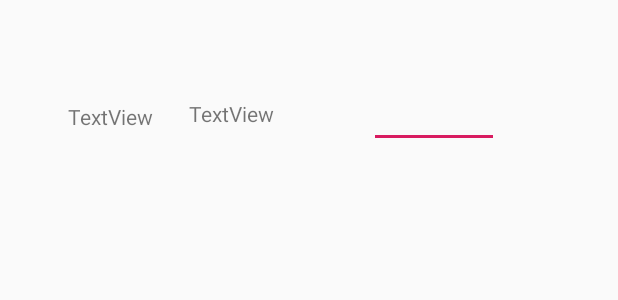
After one commit to UCsongi/PlanningPokerSQLite, an Android app: the layout adapter_rate_task.xml on its own in the app's theme, with its tools: preview values and no code run, on a phone screen of 412 x 824 dp. The commit adds this screen. Shown: the top 300 px of the screen. Run offline under Robolectric (Android 15) with nearby library versions, the phone set to English and light mode, and no system bars.

Commit message:
bunch of things again

```diff
--- a/app/src/main/java/com/example/ppa/Fragments/RateTasksFragment.java
+++ b/app/src/main/java/com/example/ppa/Fragments/RateTasksFragment.java
@@ -59,6 +59,7 @@ public class RateTasksFragment extends Fragment {
             RatedTask ratedTask = new RatedTask();
             ratedTask.task = task;
             ratedTask.rating = PPADatabase.getInstance(getContext()).ratingDAO().getAllByUserIdAndTaskId(userId, task.id).rating;
+            ratedTasks.add(ratedTask);
         }
     }
 
--- /dev/null
+++ b/app/src/main/res/layout/adapter_rate_task.xml
@@ -0,0 +1,37 @@
+<?xml version="1.0" encoding="utf-8"?>
+<RelativeLayout xmlns:android="http://schemas.android.com/apk/res/android"
+    android:layout_width="match_parent" android:layout_height="match_parent">
+
+    <TextView
+        android:id="@+id/descriptionView"
+        android:layout_width="wrap_content"
+        android:layout_height="wrap_content"
+        android:layout_alignParentTop="true"
+        android:layout_marginStart="24dp"
+        android:layout_marginTop="66dp"
+        android:layout_toEndOf="@+id/titleView"
+        android:text="TextView" />
+
+    <EditText
+        android:id="@+id/ratingText"
+        android:layout_width="81dp"
+        android:layout_height="wrap_content"
+        android:layout_alignParentTop="true"
+        android:layout_alignParentEnd="true"
+        android:layout_marginStart="63dp"
+        android:layout_marginTop="53dp"
+        android:layout_marginEnd="79dp"
+        android:layout_toEndOf="@+id/descriptionView"
+        android:ems="10"
+        android:inputType="number" />
+
+    <TextView
+        android:id="@+id/titleView"
+        android:layout_width="wrap_content"
+        android:layout_height="wrap_content"
+        android:layout_alignParentStart="true"
+        android:layout_alignParentTop="true"
+        android:layout_marginStart="45dp"
+        android:layout_marginTop="68dp"
+        android:text="TextView" />
+</RelativeLayout>
```
Also changed, not shown: app/src/main/java/com/example/ppa/Adapters/TaskRaterAdapter.java (added, +61 -0 lines).
